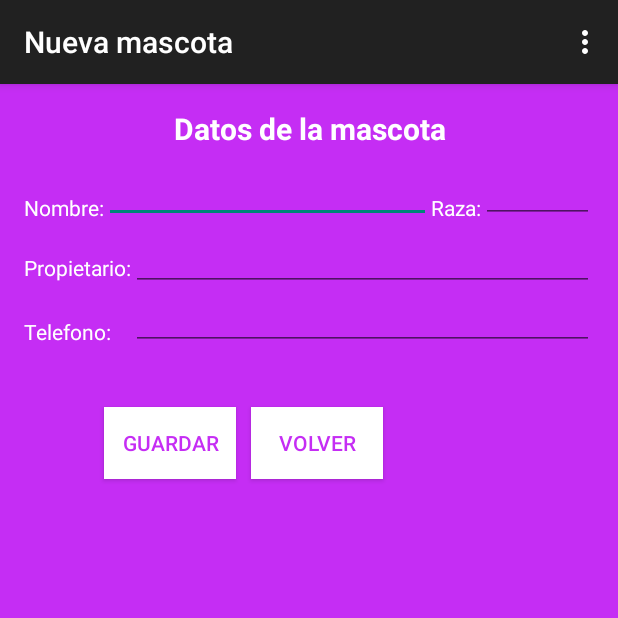
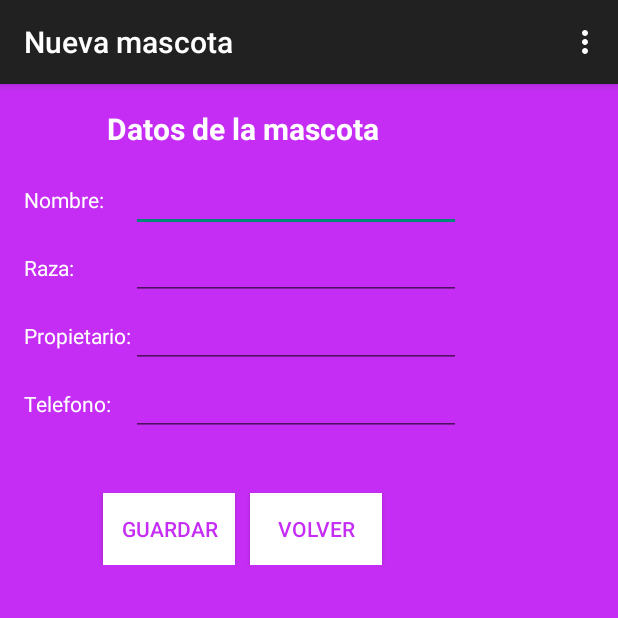
Before and after one commit to nono9119/App_MyCan, an Android app: the ListActivity screen opened directly, with no data from a screen before it, in the options menu, after a tap on "Nueva mascota", on a phone screen of 412 x 824 dp, the top half of it. Run offline under Robolectric (Android 15) with nearby library versions, the phone set to English and light mode, and no system bars.

Commit message:
Añadidas strings y menus, modificado diseño de insertar mascota y modificaciones en las listas

```diff
--- a/app/src/main/java/com/mycan/app_mycan/ListActivity.java
+++ b/app/src/main/java/com/mycan/app_mycan/ListActivity.java
@@ -46,6 +46,12 @@ public class ListActivity extends ActionBarActivity {
     }
 
     @Override
+    protected void onRestart() {
+        super.onRestart();
+        cargarLista();
+    }
+
+    @Override
     public void onCreateContextMenu(ContextMenu menu, View v,
                                     ContextMenu.ContextMenuInfo menuInfo) {
         if (v.getId() == R.id.listPets) {
@@ -71,19 +77,16 @@ public class ListActivity extends ActionBarActivity {
                 break;
             case 1:
                 try {
+                    cargarLista();
                     adbMascotas = new AdaptadorDBMascotas(this);
                     adbMascotas.abrirConexion();
                     adbMascotas.borrarMascota(id_mascota);
                     adbMascotas.cerrarConexion();
-                    cargarLista();
                 } catch (SQLException e) {
                     e.printStackTrace();
                 }
                 break;
         }
-
-
-
         return true;
     }
 
@@ -147,17 +150,14 @@ public class ListActivity extends ActionBarActivity {
                     } catch (SQLException e) {
                         e.printStackTrace();
                     }
-                        // COMPRUEBO QUE LA MASCOTA TIENE CITAS PARA QUE LA APP NO FALLE
-                        if (numCitas != 0) {
+                    // INICIAR LA OTRA ACTIVIDAD MANDANDO EL NUMERO DE LISTAS
+                    // COMPROBAR ALLI EL NUMERO DE CITAS PARA CARGAR LA LISTA
                     itt = new Intent(ctx, ListCitas.class);
                     itt.putExtra("id_mascota", id_mascota);
                     itt.putExtra("nombre", nombre);
                     itt.putExtra("raza", raza);
+                    itt.putExtra("numCitas", String.valueOf(numCitas));
                     startActivity(itt);
-                        } else {
-                            Toast.makeText(getApplicationContext(),
-                                    R.string.noCitas, Toast.LENGTH_SHORT).show();
-                        }
                 }
 
             });
--- a/app/src/main/java/com/mycan/app_mycan/ListCitas.java
+++ b/app/src/main/java/com/mycan/app_mycan/ListCitas.java
@@ -32,7 +32,7 @@ public class ListCitas extends ActionBarActivity {
     private List<String> lista_datos;
     private Intent itt;
     private Cursor csr;
-    private String id_mascota, nombre, raza, propietario, telefono;
+    private String id_mascota, nombre, raza, propietario, telefono, numCitas;
     private EditText etNombre, etRaza, etPropietario, etTelefono;
 
     @Override
@@ -49,13 +49,20 @@ public class ListCitas extends ActionBarActivity {
         id_mascota = itt.getStringExtra("id_mascota");
         nombre = itt.getStringExtra("nombre");
         raza = itt.getStringExtra("raza");
+        numCitas = itt.getStringExtra("numCitas");
         // ESTABLEZCO EL NOMBRE DE LA MASCOTA COMO EL TITULO DE LA ACTIVIDAD
         this.setTitle(nombre);
         // CARGO LA LISTA EXPANSIBLE EN BASE A LA MASCOTA
-        cargarLista();
+        if (Integer.parseInt(numCitas) != 0) { cargarLista(); }
         cargarDatosMascota();
     }
 
+    // onResume PARA ACTUALIZAR LA LISTA
+    @Override
+    protected void onResume() {
+        super.onResume();
+        cargarLista();
+    }
 
     @Override
     public boolean onCreateOptionsMenu(Menu menu) {
--- a/app/src/main/java/database/AdaptadorDBMascotas.java
+++ b/app/src/main/java/database/AdaptadorDBMascotas.java
@@ -96,9 +96,10 @@ public class AdaptadorDBMascotas {
 
     // COMPROBAR SI LA MASCOTA TIENE CITAS
     public int hayCitas(String id_mascota) {
+        int numCitas = 0;
         String select =
                 "SELECT COUNT(_id) FROM citas WHERE id_mascota = " + Integer.parseInt(id_mascota);
-        int numCitas = (int)(DatabaseUtils.longForQuery(db, select, null));
+        numCitas = (int)(DatabaseUtils.longForQuery(db, select, null));
 
         return numCitas;
     }
--- a/app/src/main/res/layout/activity_insertar_mascota.xml
+++ b/app/src/main/res/layout/activity_insertar_mascota.xml
@@ -1,4 +1,4 @@
-<RelativeLayout xmlns:android="http://schemas.android.com/apk/res/android"
+<TableLayout xmlns:android="http://schemas.android.com/apk/res/android"
 xmlns:tools="http://schemas.android.com/tools"
 android:layout_width="match_parent"
 android:layout_height="match_parent"
@@ -9,115 +9,92 @@ android:paddingBottom="@dimen/activity_vertical_margin"
 tools:context="com.mycan.app_mycan.InsertarCita"
 android:background="#ffc52df4" >
 
+    <TableRow
+        android:layout_height="fill_parent"
+        android:layout_width="fill_parent"
+        android:background="#ffc52df4">
+
+        <TableLayout xmlns:android="http://schemas.android.com/apk/res/android"
+            xmlns:tools="http://schemas.android.com/tools"
+            android:layout_width="fill_parent"
+            android:layout_height="fill_parent"
+            android:background="#ffc52df4" >
+            <TableRow
+                android:layout_width="fill_parent"
+                android:layout_height="fill_parent" >
                 <TextView
                     android:id="@+id/cabeceraDatosMascota"
                     android:text="@string/cabecera_datos_mascota"
-    android:layout_span="3"
                     android:textSize="20sp"
                     android:gravity="center"
                     android:textStyle="bold"
-    android:layout_width="match_parent"
-    android:layout_height="wrap_content"
-    android:textColor="#ffffffff" />
+                    android:textColor="#ffffffff"
+                    android:layout_span="2"/>
+            </TableRow>
+            <TableRow
+                android:layout_width="fill_parent"
+                android:layout_height="fill_parent"
+                android:layout_marginTop="10dp">
                 <TextView
                     android:id="@+id/tvNombre"
                     android:text="@string/nombre"
-    android:layout_width="wrap_content"
-    android:layout_height="wrap_content"
-    android:height="20dp"
-    android:layout_below="@+id/cabeceraDatosMascota"
-    android:layout_alignParentLeft="true"
-    android:layout_alignParentStart="true"
-    android:layout_marginTop="29dp"
                     android:textColor="#ffffffff" />
 
                 <EditText
                     android:id="@+id/etNombre"
-    android:layout_width="wrap_content"
-    android:layout_height="wrap_content"
-    android:width="90dp"
-    android:editable="false"
                     android:inputType="text"
-    android:layout_alignBottom="@+id/tvNombre"
-    android:layout_toRightOf="@+id/tvNombre"
-    android:layout_toStartOf="@+id/tvRaza"
-    android:textColor="#ffffffff"
-    android:layout_toLeftOf="@+id/tvRaza" />
-
+                    android:textColor="#ffffffff" />
+            </TableRow>
+            <TableRow
+                android:layout_width="fill_parent"
+                android:layout_height="fill_parent">
                 <TextView
                     android:id="@+id/tvRaza"
                     android:text="@string/raza"
-    android:layout_width="wrap_content"
-    android:layout_height="wrap_content"
                     android:height="20dp"
-    android:layout_alignBottom="@+id/etRaza"
-    android:layout_toLeftOf="@+id/etRaza"
-    android:layout_toStartOf="@+id/etRaza"
                     android:textColor="#ffffffff" />
 
                 <EditText
                     android:id="@+id/etRaza"
-    android:layout_width="wrap_content"
-    android:layout_height="wrap_content"
                     android:width="75dp"
                     android:inputType="text"
-    android:editable="false"
-    android:layout_above="@+id/etPropietario"
-    android:textColor="#ffffffff"
-    android:layout_alignParentRight="true"
-    android:layout_alignParentEnd="true" />
-
+                    android:textColor="#ffffffff" />
+            </TableRow>
+            <TableRow
+                android:layout_height="fill_parent"
+                android:layout_width="fill_parent" >
                 <TextView
                     android:id="@+id/tvPropietario"
                     android:text="@string/propietario"
-    android:layout_width="wrap_content"
-    android:layout_height="wrap_content"
-    android:layout_below="@+id/tvNombre"
-    android:layout_alignParentLeft="true"
-    android:layout_alignParentStart="true"
-    android:layout_marginTop="20dp"
                     android:textColor="#ffffffff" />
 
                 <EditText
                     android:id="@+id/etPropietario"
-    android:layout_width="wrap_content"
-    android:layout_height="wrap_content"
                     android:width="220dp"
                     android:inputType="text"
-    android:editable="false"
-    android:layout_below="@+id/etNombre"
-    android:layout_toRightOf="@+id/tvPropietario"
-    android:textColor="#ffffffff"
-    android:layout_alignRight="@+id/etRaza"
-    android:layout_alignEnd="@+id/etRaza" />
-
+                    android:textColor="#ffffffff" />
+            </TableRow>
+            <TableRow
+                android:layout_width="fill_parent"
+                android:layout_height="fill_parent">
                 <TextView
                     android:id="@+id/tvTelefono"
                     android:text="@string/telefono"
-    android:layout_width="wrap_content"
-    android:layout_height="wrap_content"
-    android:layout_below="@+id/etPropietario"
-    android:layout_alignParentLeft="true"
-    android:layout_alignParentStart="true"
-    android:layout_marginTop="17dp"
-    android:layout_toLeftOf="@+id/etPropietario"
-    android:layout_toStartOf="@+id/etPropietario"
                     android:textColor="#ffffffff" />
 
                 <EditText
                     android:id="@+id/etTelefono"
                     android:layout_span="2"
-    android:layout_width="wrap_content"
-    android:layout_height="wrap_content"
                     android:inputType="number"
-    android:editable="false"
-    android:layout_below="@+id/tvPropietario"
-    android:layout_alignRight="@+id/etPropietario"
-    android:layout_alignEnd="@+id/etPropietario"
-    android:layout_toRightOf="@+id/tvTelefono"
-    android:layout_toEndOf="@+id/tvTelefono"
                     android:textColor="#ffffffff" />
-
+            </TableRow>
+        </TableLayout>
+    </TableRow>
+    <TableRow
+        android:layout_width="fill_parent"
+        android:layout_height="fill_parent">
+        <RelativeLayout
+            android:gravity="center">
             <Button
                 android:layout_width="wrap_content"
                 android:layout_height="wrap_content"
@@ -128,9 +105,6 @@ android:background="#ffc52df4" >
                 android:textColor="#ffc52df4"
                 android:background="#ffffffff"
                 android:backgroundTint="#ffffffff"
-    android:layout_below="@+id/etTelefono"
-    android:layout_toRightOf="@+id/tvNombre"
-    android:layout_toEndOf="@+id/tvNombre"
                 android:layout_marginRight="10dp"
                 android:gravity="center" />
 
@@ -147,3 +121,5 @@ android:background="#ffc52df4" >
                 android:layout_toEndOf="@+id/btGuardarMascota"
                 android:gravity="center" />
         </RelativeLayout>
+    </TableRow>
+</TableLayout>
--- a/app/src/main/res/menu/menu_list.xml
+++ b/app/src/main/res/menu/menu_list.xml
@@ -11,6 +11,7 @@
     <item
         android:id="@+id/menu_insertarMascota"
         android:title="@string/insertarMascota" />
+
     <item
         android:id="@+id/menu_insertarCita"
         android:title="@string/insertarCita" />
--- a/app/src/main/res/menu/menu_list_citas.xml
+++ b/app/src/main/res/menu/menu_list_citas.xml
@@ -1,6 +1,22 @@
 <menu xmlns:android="http://schemas.android.com/apk/res/android"
     xmlns:app="http://schemas.android.com/apk/res-auto"
-    xmlns:tools="http://schemas.android.com/tools" tools:context="com.mycan.app_mycan.ListCitas">
-    <item android:id="@+id/action_settings" android:title="@string/action_settings"
-        android:orderInCategory="100" app:showAsAction="never" />
+    xmlns:tools="http://schemas.android.com/tools"
+    tools:context="com.mycan.app_mycan.ListCitas">
+
+    <item
+        android:id="@+id/action_settings"
+        android:title="@string/action_settings"
+        android:orderInCategory="100"
+        app:showAsAction="never" />
+    <item
+        android:id="@+id/menu_modificarMascota"
+        android:title="@string/modificar" />
+
+    <item
+        android:id="@+id/menu_eliminarMascota"
+        android:title="@string/borrar" />
+
+    <item
+        android:id="@+id/menu_insertarCita"
+        android:title="@string/insertarCita" />
 </menu>
--- a/app/src/main/res/values/strings.xml
+++ b/app/src/main/res/values/strings.xml
@@ -17,8 +17,8 @@
     <string name="entrar">Entrar</string>
     <string name="insertarMascota">Nueva mascota</string>
     <string name="insertarCita">Nueva Cita</string>
-    <string name="modificar">Modificar\nmascota</string>
-    <string name="insertar">Insertar\ncita</string>
+    <string name="modificarMascota">Modificar\nmascota</string>
+    <string name="borrarMascota">Borrar\nMascota</string>
     <string name="guardar">Guardar</string>
     <string name="volver">Volver</string>
 
```
Lines whose indentation alone changed are shown as unchanged.
